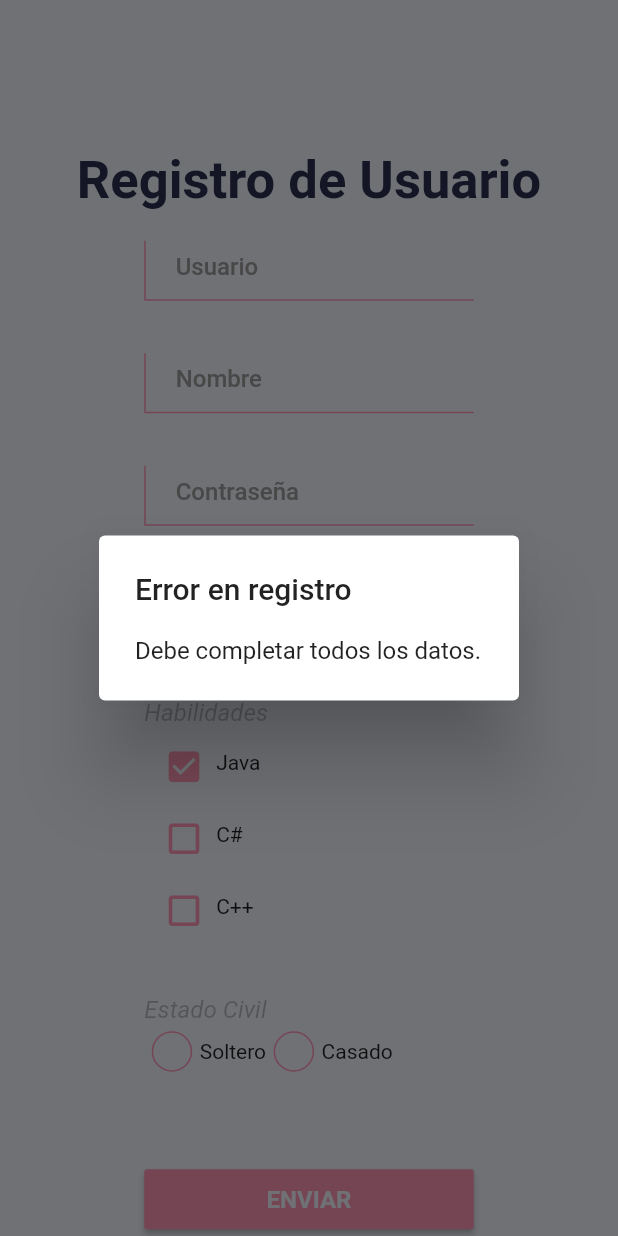
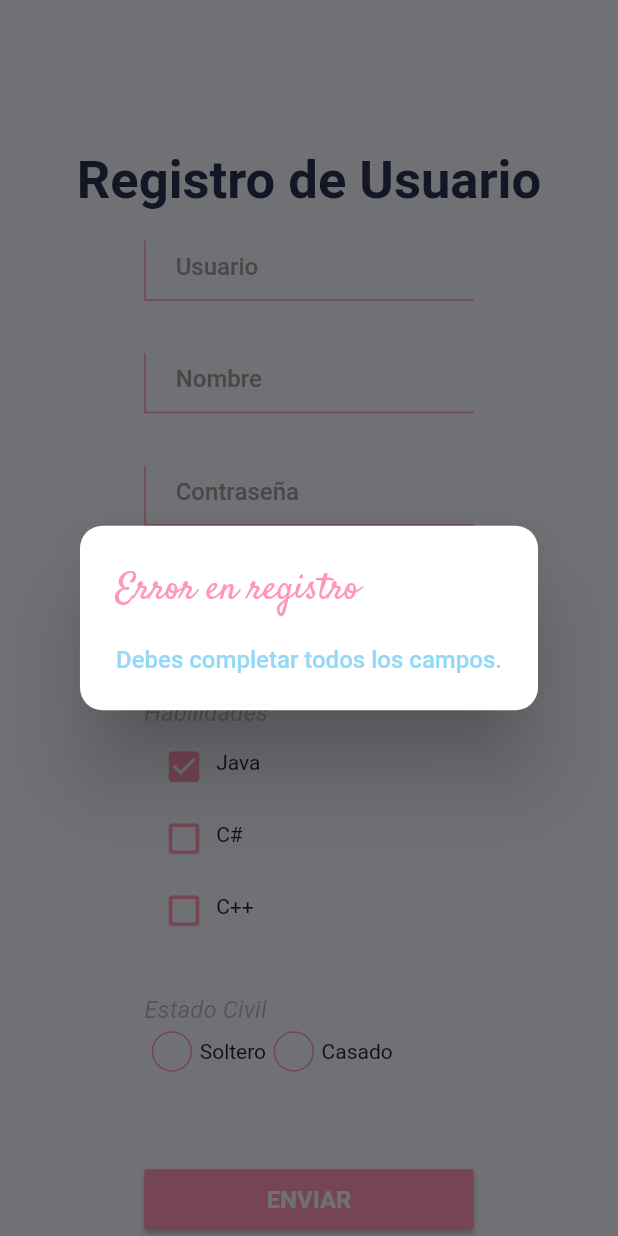
Before and after one commit to danielperez1234/android_2p, a Flutter app: the RegistroView screen opened directly, after a tap on the "check box outline blank" icon, after a tap on "ENVIAR", on a phone screen of 412 x 824 dp. Run offline on Flutter 3.47's test engine with Material 2 defaults, Android fonts, the phone set to English and light mode, and no system bars.

Commit message:
Actualizar constantes.dart, main.dart y 16 más archivos...

```diff
--- a/lib/constantes.dart
+++ b/lib/constantes.dart
@@ -2,16 +2,14 @@ import 'dart:ui';
 
 import 'package:flutter/material.dart';
 
-///Colores planos
-const Pacua = const Color(0xff4a7387);
-const Pacua2 = const Color(0xff93D8F8);
-const Pazuldark = const Color(0xff2D2F51);
-const Pnaranja = const Color(0xffFF97B5);
-
-const Ptext = Colors.black;
-const PgreyA0 = Colors.grey;
-const Pblanco = Color(0xffF2F7FF);
-PMaterialColor(Color color) {
+const darckblue = const Color(0xff4a7387);
+const blue = const Color(0xff93D8F8);
+const grey = const Color(0xff2D2F51);
+const pink = const Color(0xffFF97B5);
+const black = Colors.black;
+const greyLight = Colors.grey;
+const white = Color(0xffF2F7FF);
+customMaterial(Color color) {
   return MaterialColor(2, {
     50: color.withOpacity(.1),
     100: color.withOpacity(.2),
@@ -27,18 +25,16 @@ PMaterialColor(Color color) {
 }
 
 //styles
-TextStyle PtextstyleButton({double size = 16, Color color = Pblanco}) =>
+TextStyle estilogrueso({double size = 16, Color color = white}) =>
     TextStyle(color: color, fontSize: size, fontWeight: FontWeight.w600);
 
-TextStyle PtextstyleregularItalic({double size = 16, Color color = Ptext}) =>
-    TextStyle(
-        fontStyle: FontStyle.italic,
-        color: color,
-        fontSize: size,
-        fontWeight: FontWeight.w400);
-TextStyle Ptextstylemedium({double size = 16, Color color = Pblanco}) =>
+TextStyle italicStyle({double size = 16, Color color = black}) => TextStyle(
+    fontStyle: FontStyle.italic,
+    color: color,
+    fontSize: size,
+    fontWeight: FontWeight.w400);
+TextStyle normalStyle({double size = 16, Color color = white}) =>
     TextStyle(color: color, fontSize: size, fontWeight: FontWeight.w500);
-TextStyle PtextstyleHint({double size = 16, Color color = PgreyA0}) =>
-    TextStyle(color: color, fontSize: size);
-TextStyle PtextstyleDetalles({double size = 16, Color color = Pnaranja}) =>
+
+TextStyle detallesStyle({double size = 16, Color color = pink}) =>
     TextStyle(color: color, fontSize: size, fontFamily: 'Satisfy');
--- a/lib/views/registro_view.dart
+++ b/lib/views/registro_view.dart
@@ -2,11 +2,11 @@ import 'package:android_2p/constantes.dart';
 import 'package:android_2p/models/user_model.dart';
 import 'package:android_2p/views/list_view.dart';
 import 'package:android_2p/views/login_view.dart';
-import 'package:android_2p/widget/check_button.dart';
-import 'package:android_2p/widget/drpo_down_cust.dart';
-import 'package:android_2p/widget/large_button_custom.dart';
-import 'package:android_2p/widget/rad_button.dart';
-import 'package:android_2p/widget/text_field_custom.dart';
+import 'package:android_2p/widget/button.dart';
+import 'package:android_2p/widget/check.dart';
+import 'package:android_2p/widget/drop.dart';
+import 'package:android_2p/widget/radio.dart';
+import 'package:android_2p/widget/text.dart';
 import 'package:flutter/material.dart';
 
 class RegistroView extends StatefulWidget {
@@ -17,44 +17,62 @@ class RegistroView extends StatefulWidget {
 }
 
 class _RegistroViewState extends State<RegistroView> {
-  TextEditingController usuarioC = TextEditingController();
+  TextEditingController usr = TextEditingController();
 
-  TextEditingController nombreC = TextEditingController();
+  TextEditingController nme = TextEditingController();
 
-  TextEditingController contraC = TextEditingController();
+  TextEditingController pss = TextEditingController();
 
-  List<String> lst = ['Soltero', 'Casado'];
-  List<String> habilidadesList = ["Java", "C#", "C++"];
+  List<String> civil = ['Soltero', 'Casado'];
+  List<String> hList = ["Java", "C#", "C++"];
   int selection = -1;
   String estadoCivil = "";
   String habilidades = "";
   String escolaridad = "";
   Future<bool> Verify() async {
-    if (usuarioC.text != "" &&
-        nombreC.text != "" &&
-        contraC.text != "" &&
+    if (usr.text != "" &&
+        nme.text != "" &&
+        pss.text != "" &&
         escolaridad != "" &&
         estadoCivil != "") {
-      if (users
-          .where((element) => usuarioC.text == element.usuario)
-          .isNotEmpty) {
-        await showDialog(
+      if (users.where((element) => usr.text == element.usuario).isNotEmpty) {
+        showDialog(
             context: context,
             builder: (context) => AlertDialog(
-                  title: Text("Error en registro"),
-                  content: Text("El usuario ya existe."),
+                  backgroundColor: Colors.white,
+                  shape: RoundedRectangleBorder(
+                    borderRadius: BorderRadius.circular(15),
+                  ),
+                  title: Text(
+                    "Error end registro",
+                    style: detallesStyle(size: 25),
+                  ),
+                  content: Text(
+                    "El usuario que se intento usar.",
+                    style: normalStyle(color: blue),
+                  ),
                 ));
         return false;
       }
-      users.add(UserModel(users.last.id + 1, usuarioC.text, nombreC.text,
-          contraC.text, estadoCivil, escolaridad, habilidades));
+      users.add(UserModel(users.last.id + 1, usr.text, nme.text, pss.text,
+          estadoCivil, escolaridad, habilidades));
       return true;
     }
-    await showDialog(
+    showDialog(
         context: context,
         builder: (context) => AlertDialog(
-              title: Text("Error en registro"),
-              content: Text("Debe completar todos los datos."),
+              backgroundColor: Colors.white,
+              shape: RoundedRectangleBorder(
+                borderRadius: BorderRadius.circular(15),
+              ),
+              title: Text(
+                "Error en registro",
+                style: detallesStyle(size: 25),
+              ),
+              content: Text(
+                "Debes completar todos los campos.",
+                style: normalStyle(color: blue),
+              ),
             ));
     return false;
   }
@@ -71,7 +89,7 @@ class _RegistroViewState extends State<RegistroView> {
             ),
             Text(
               "Registro de Usuario",
-              style: PtextstyleButton(size: 35, color: Pazuldark),
+              style: estilogrueso(size: 35, color: grey),
             ),
             SizedBox(
               height: 15,
@@ -82,19 +100,19 @@ class _RegistroViewState extends State<RegistroView> {
                   child: Column(
                     crossAxisAlignment: CrossAxisAlignment.start,
                     children: [
-                      PTextFieldCustom(controller: usuarioC, hint: "Usuario"),
+                      userInfo(controller: usr, hint: "Usuario"),
                       SizedBox(
                         height: 35,
                       ),
-                      PTextFieldCustom(controller: nombreC, hint: 'Nombre'),
+                      userInfo(controller: nme, hint: 'Nombre'),
                       SizedBox(
                         height: 35,
                       ),
-                      PTextFieldCustom(controller: contraC, hint: 'Contraseña'),
+                      userInfo(controller: pss, hint: 'Contraseña'),
                       SizedBox(
                         height: 35,
                       ),
-                      AppDropDown(
+                      dropBttn(
                         list: ["Licenciatura", "Maestria", "Doctorado"],
                         onChange: (s) {
                           escolaridad = s;
@@ -108,17 +126,16 @@ class _RegistroViewState extends State<RegistroView> {
                         children: [
                           Text(
                             "Habilidades",
-                            style:
-                                PtextstyleregularItalic(color: Colors.black26),
+                            style: italicStyle(color: Colors.black26),
                           ),
                           Wrap(
                               direction: Axis.vertical,
-                              children: habilidadesList.map((e) {
-                                int actualindex = habilidadesList.indexOf(e);
+                              children: hList.map((e) {
+                                int actualindex = hList.indexOf(e);
                                 return Row(
                                     mainAxisSize: MainAxisSize.min,
                                     children: [
-                                      PCheckButton(
+                                      checkBttn(
                                         onPress: (i) {
                                           if (i) {
                                             habilidades = habilidades + e + ' ';
@@ -149,17 +166,16 @@ class _RegistroViewState extends State<RegistroView> {
                         children: [
                           Text(
                             "Estado Civil",
-                            style:
-                                PtextstyleregularItalic(color: Colors.black26),
+                            style: italicStyle(color: Colors.black26),
                           ),
                           Wrap(
                               direction: Axis.horizontal,
-                              children: lst.map((e) {
-                                int actualindex = lst.indexOf(e);
+                              children: civil.map((e) {
+                                int actualindex = civil.indexOf(e);
                                 return Row(
                                     mainAxisSize: MainAxisSize.min,
                                     children: [
-                                      PRadButton(
+                                      radBttn(
                                         onPress: (i) {
                                           if (i) {
                                             estadoCivil = e;
@@ -180,7 +196,7 @@ class _RegistroViewState extends State<RegistroView> {
                       SizedBox(
                         height: 35,
                       ),
-                      PButtonLArgeCustom(
+                      bttn(
                           onPressed: () async {
                             var b = await Verify();
                             if (b)
--- a/lib/widget/large_button_custom.dart
+++ b/lib/widget/button.dart
@@ -1,20 +1,20 @@
 import 'package:android_2p/constantes.dart';
 import 'package:flutter/material.dart';
 
-class PButtonLArgeCustom extends StatefulWidget {
-  PButtonLArgeCustom({
+class bttn extends StatefulWidget {
+  bttn({
     Key? key,
     required this.onPressed,
     required this.text,
   }) : super(key: key);
   Function() onPressed;
   String text;
-  final Color color = Pnaranja;
+  final Color color = pink;
   @override
-  State<PButtonLArgeCustom> createState() => _PButtonLArgeCustomState();
+  State<bttn> createState() => _bttnState();
 }
 
-class _PButtonLArgeCustomState extends State<PButtonLArgeCustom> {
+class _bttnState extends State<bttn> {
   @override
   void initState() {
     // TODO: implement initState
@@ -37,7 +37,7 @@ class _PButtonLArgeCustomState extends State<PButtonLArgeCustom> {
           child: Center(
               child: Text(
             widget.text.toUpperCase(),
-            style: PtextstyleButton(),
+            style: estilogrueso(),
           )),
         ),
       ),
--- a/lib/widget/check_button.dart
+++ b/lib/widget/check.dart
@@ -1,16 +1,16 @@
 import 'package:android_2p/constantes.dart';
 import 'package:flutter/material.dart';
 
-class PCheckButton extends StatefulWidget {
-  PCheckButton({Key? key, required this.onPress, this.selected = false})
+class checkBttn extends StatefulWidget {
+  checkBttn({Key? key, required this.onPress, this.selected = false})
       : super(key: key);
   bool selected;
   Function(bool) onPress;
   @override
-  State<PCheckButton> createState() => _PCheckButtonState();
+  State<checkBttn> createState() => _checkBttnState();
 }
 
-class _PCheckButtonState extends State<PCheckButton> {
+class _checkBttnState extends State<checkBttn> {
   @override
   Widget build(BuildContext context) {
     return IconButton(
@@ -23,12 +23,12 @@ class _PCheckButtonState extends State<PCheckButton> {
         child: widget.selected
             ? Icon(
                 Icons.check_box,
-                color: Pnaranja,
+                color: pink,
                 size: 27,
               )
             : Icon(
                 Icons.check_box_outline_blank,
-                color: Pnaranja,
+                color: pink,
                 size: 27,
               ),
       ),
--- a/lib/widget/drpo_down_cust.dart
+++ b/lib/widget/drop.dart
@@ -1,16 +1,16 @@
 import 'package:android_2p/constantes.dart';
 import 'package:flutter/material.dart';
 
-class AppDropDown extends StatefulWidget {
-  AppDropDown({Key? key, required this.list, required this.onChange})
+class dropBttn extends StatefulWidget {
+  dropBttn({Key? key, required this.list, required this.onChange})
       : super(key: key);
   List<String> list;
   Function(String) onChange;
   @override
-  State<AppDropDown> createState() => _AppDropDownState();
+  State<dropBttn> createState() => _dropBttnState();
 }
 
-class _AppDropDownState extends State<AppDropDown> {
+class _dropBttnState extends State<dropBttn> {
   String? value;
   @override
   Widget build(BuildContext context) {
@@ -18,10 +18,9 @@ class _AppDropDownState extends State<AppDropDown> {
       width: 200,
       height: 50,
       decoration: BoxDecoration(
-        color: Pblanco,
+        color: white,
         border: Border(
-            left: BorderSide(color: Pnaranja),
-            bottom: BorderSide(color: Pnaranja)),
+            left: BorderSide(color: pink), bottom: BorderSide(color: pink)),
       ),
       child: DropdownButton(
         underline: Container(
--- a/lib/widget/rad_button.dart
+++ b/lib/widget/radio.dart
@@ -1,10 +1,10 @@
 import 'package:android_2p/constantes.dart';
 import 'package:flutter/material.dart';
 
-class PRadButton extends StatefulWidget {
-  PRadButton(
+class radBttn extends StatefulWidget {
+  radBttn(
       {Key? key,
-      this.color = Pnaranja,
+      this.color = pink,
       required this.onPress,
       this.selected = false})
       : super(key: key);
@@ -12,10 +12,10 @@ class PRadButton extends StatefulWidget {
   bool selected;
   Function(bool) onPress;
   @override
-  State<PRadButton> createState() => _PRadButtonState();
+  State<radBttn> createState() => _radBttnState();
 }
 
-class _PRadButtonState extends State<PRadButton> {
+class _radBttnState extends State<radBttn> {
   @override
   Widget build(BuildContext context) {
     return GestureDetector(
--- a/lib/widget/text_field_custom.dart
+++ b/lib/widget/text.dart
@@ -1,8 +1,8 @@
 import 'package:android_2p/constantes.dart';
 import 'package:flutter/material.dart';
 
-class PTextFieldCustom extends StatefulWidget {
-  PTextFieldCustom(
+class userInfo extends StatefulWidget {
+  userInfo(
       {Key? key,
       required this.controller,
       required this.hint,
@@ -16,10 +16,10 @@ class PTextFieldCustom extends StatefulWidget {
   bool isPassword;
   String hint;
   @override
-  State<PTextFieldCustom> createState() => _PTextFieldCustomState();
+  State<userInfo> createState() => _userInfoState();
 }
 
-class _PTextFieldCustomState extends State<PTextFieldCustom> {
+class _userInfoState extends State<userInfo> {
   bool isPress = false;
   @override
   Widget build(BuildContext context) {
@@ -30,10 +30,9 @@ class _PTextFieldCustomState extends State<PTextFieldCustom> {
       height: widget.height ?? 40,
       padding: EdgeInsets.symmetric(horizontal: 20),
       decoration: BoxDecoration(
-        color: Pblanco,
+        color: white,
         border: Border(
-            left: BorderSide(color: Pnaranja),
-            bottom: BorderSide(color: Pnaranja)),
+            left: BorderSide(color: pink), bottom: BorderSide(color: pink)),
       ),
       child: Row(
         mainAxisSize: MainAxisSize.min,
@@ -44,11 +43,11 @@ class _PTextFieldCustomState extends State<PTextFieldCustom> {
             child: TextField(
               textAlignVertical: TextAlignVertical.center,
               keyboardType: TextInputType.emailAddress,
-              style: Ptextstylemedium(color: Pazuldark),
+              style: normalStyle(color: grey),
               decoration: InputDecoration(
                 contentPadding: EdgeInsets.only(bottom: 17),
                 hintText: widget.hint,
-                hintStyle: PtextstyleHint(),
+                hintStyle: normalStyle(color: greyLight),
                 border: InputBorder.none,
                 disabledBorder: InputBorder.none,
                 enabledBorder: InputBorder.none,
```
Also changed, not shown: lib/main.dart (+7 -7 lines), lib/views/detalle_view.dart (+8 -11 lines), lib/views/list_view.dart (+4 -4 lines), lib/views/login_view.dart (+26 -10 lines), lib/widget/userInfo.dart (renamed from lib/widget/user_card.dart, +4 -4 lines).
